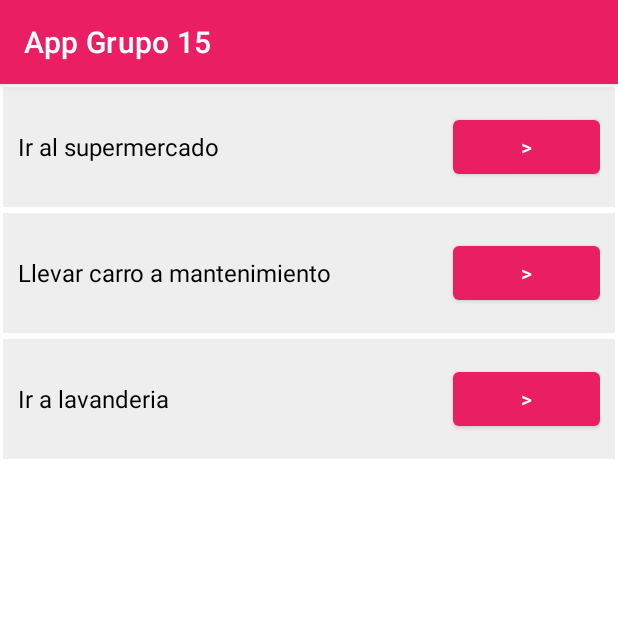
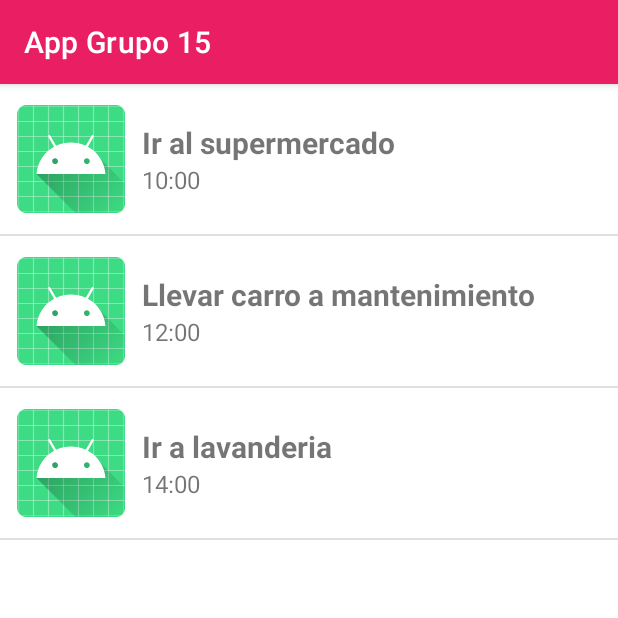
Before and after one commit to herilon/MovilesGrupo15, an Android app: the ToDoFragment screen opened directly, with no data from a screen before it, on a phone screen of 412 x 824 dp, the top half of it. Run offline under Robolectric (Android 15) with nearby library versions, the phone set to English and light mode, and no system bars.

Commit message:
RecyclerView

```diff
--- a/app/build.gradle
+++ b/app/build.gradle
@@ -45,6 +45,7 @@ dependencies {
     implementation 'androidx.lifecycle:lifecycle-viewmodel-ktx:2.4.0'
     implementation 'androidx.navigation:navigation-fragment-ktx:2.3.5'
     implementation 'androidx.navigation:navigation-ui-ktx:2.3.5'
+    implementation 'androidx.recyclerview:recyclerview:1.2.1'
     testImplementation 'junit:junit:4.+'
     androidTestImplementation 'androidx.test.ext:junit:1.1.3'
     androidTestImplementation 'androidx.test.espresso:espresso-core:3.4.0'
--- /dev/null
+++ b/app/src/main/java/com/example/appgrupo15/Task.kt
@@ -0,0 +1,3 @@
+package com.example.appgrupo15
+
+data class Task (val task: String, val time: String, val place: String)
--- /dev/null
+++ b/app/src/main/java/com/example/appgrupo15/TaskAdapter.kt
@@ -0,0 +1,33 @@
+package com.example.appgrupo15
+
+import android.view.LayoutInflater
+import android.view.View
+import android.view.ViewGroup
+import android.widget.LinearLayout
+import android.widget.TextView
+import androidx.recyclerview.widget.RecyclerView
+
+class TaskAdapter(private val datos: ArrayList<Task>, private val clickListener: (Task) -> Unit):
+    RecyclerView.Adapter<TaskAdapter.TaskViewHolder>(){
+
+    class TaskViewHolder(val layout: View): RecyclerView.ViewHolder(layout)
+
+    override fun onCreateViewHolder(parent: ViewGroup, viewType: Int): TaskViewHolder {
+        val layout = LayoutInflater.from(parent.context)
+            .inflate(R.layout.task_list_items, parent, false) as LinearLayout
+        return TaskViewHolder(layout)
+    }
+
+    override fun onBindViewHolder(holder: TaskViewHolder, position: Int) {
+        val task = datos[position]
+        val textViewTask: TextView = holder.layout.findViewById(R.id.textViewTask)
+        val textViewTime: TextView = holder.layout.findViewById(R.id.textViewTime)
+        textViewTask.text = task.task
+        textViewTime.text = task.time
+        holder.layout.setOnClickListener { clickListener(task) }
+    }
+
+    override fun getItemCount(): Int {
+        return datos.size
+    }
+}
--- a/app/src/main/java/com/example/appgrupo15/ToDoFragment.kt
+++ b/app/src/main/java/com/example/appgrupo15/ToDoFragment.kt
@@ -7,6 +7,8 @@ import android.view.View
 import android.view.ViewGroup
 import android.widget.Button
 import androidx.navigation.Navigation
+import androidx.recyclerview.widget.DividerItemDecoration
+import androidx.recyclerview.widget.RecyclerView
 
 // TODO: Rename parameter arguments, choose names that match
 // the fragment initialization parameters, e.g. ARG_ITEM_NUMBER
@@ -79,6 +81,22 @@ class ToDoFragment : Fragment() {
 
     override fun onViewCreated(view: View, savedInstanceState: Bundle?) {
         super.onViewCreated(view, savedInstanceState)
+        val recyclerTodoList: RecyclerView = view.findViewById(R.id.recyclerTodoList)
+        var datos: ArrayList<Task> = ArrayList()
+        datos.add(Task("Ir al supermercado", "10:00", "Exito"))
+        datos.add(Task("Llevar carro a mantenimiento", "12:00", "Taller"))
+        datos.add(Task("Ir a lavanderia", "14:00", "Lava Seco"))
+        var taskAdapter = TaskAdapter(datos){
+            val datos = Bundle()
+            datos.putString("tarea", it.task)
+            datos.putString("hora", it.time)
+            datos.putString("lugar", it.place)
+            Navigation.findNavController(view).navigate(R.id.nav_detail, datos)
+        }
+        recyclerTodoList.setHasFixedSize(true)
+        recyclerTodoList.adapter = taskAdapter
+        recyclerTodoList.addItemDecoration(DividerItemDecoration(context, DividerItemDecoration.VERTICAL))
+/*
         val detail1 : Button = view.findViewById(R.id.btn_detail_1)
         detail1.setOnClickListener {
             val datos = Bundle()
@@ -87,6 +105,7 @@ class ToDoFragment : Fragment() {
             datos.putString("lugar", "Exito")
             Navigation.findNavController(it).navigate(R.id.nav_detail, datos)
         }
+*/
     }
 
     companion object {
--- a/app/src/main/res/layout/fragment_to_do.xml
+++ b/app/src/main/res/layout/fragment_to_do.xml
@@ -1,11 +1,13 @@
 <?xml version="1.0" encoding="utf-8"?>
 <LinearLayout xmlns:android="http://schemas.android.com/apk/res/android"
+    xmlns:app="http://schemas.android.com/apk/res-auto"
     xmlns:tools="http://schemas.android.com/tools"
     android:layout_width="match_parent"
     android:layout_height="match_parent"
     android:orientation="vertical"
     tools:context=".ToDoFragment" >
 
+<!--
     <LinearLayout
         android:layout_width="match_parent"
         android:layout_height="80dp"
@@ -80,5 +82,11 @@
             android:layout_weight="1"
             android:text=">" />
     </LinearLayout>
+-->
 
+    <androidx.recyclerview.widget.RecyclerView
+        android:id="@+id/recyclerTodoList"
+        android:layout_width="match_parent"
+        android:layout_height="match_parent"
+        app:layoutManager="androidx.recyclerview.widget.LinearLayoutManager" />
 </LinearLayout>
--- /dev/null
+++ b/app/src/main/res/layout/task_list_items.xml
@@ -0,0 +1,41 @@
+<?xml version="1.0" encoding="utf-8"?>
+<LinearLayout xmlns:android="http://schemas.android.com/apk/res/android"
+    xmlns:app="http://schemas.android.com/apk/res-auto"
+    android:layout_width="match_parent"
+    android:layout_height="?attr/listPreferredItemHeightLarge"
+    android:layout_margin="10dp"
+    android:background="?attr/selectableItemBackground"
+    android:gravity="center_vertical">
+
+    <ImageView
+        android:id="@+id/imageView5"
+        android:layout_width="1dp"
+        android:layout_height="wrap_content"
+        android:layout_weight="1"
+        app:srcCompat="@mipmap/ic_launcher_round" />
+
+    <LinearLayout
+        android:id="@+id/imageViewTask"
+        android:layout_width="1dp"
+        android:layout_height="match_parent"
+        android:layout_margin="10dp"
+        android:layout_weight="4"
+        android:gravity="center_vertical"
+        android:orientation="vertical">
+
+        <TextView
+            android:id="@+id/textViewTask"
+            android:layout_width="match_parent"
+            android:layout_height="wrap_content"
+            android:text="TextView"
+            android:textSize="20sp"
+            android:textStyle="bold" />
+
+        <TextView
+            android:id="@+id/textViewTime"
+            android:layout_width="match_parent"
+            android:layout_height="wrap_content"
+            android:text="TextView"
+            android:textSize="16sp" />
+    </LinearLayout>
+</LinearLayout>
```
